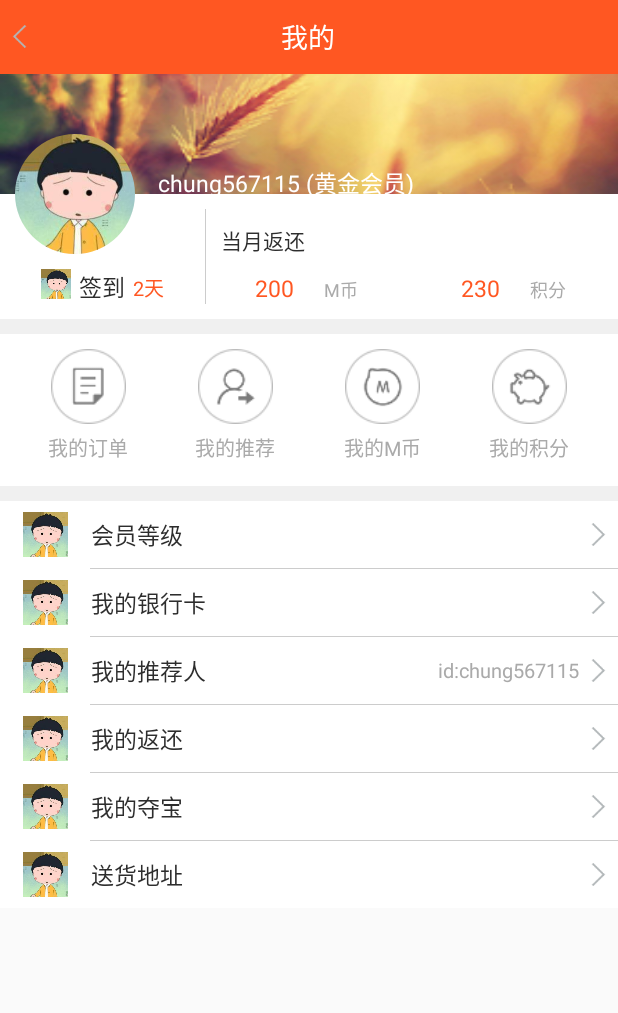
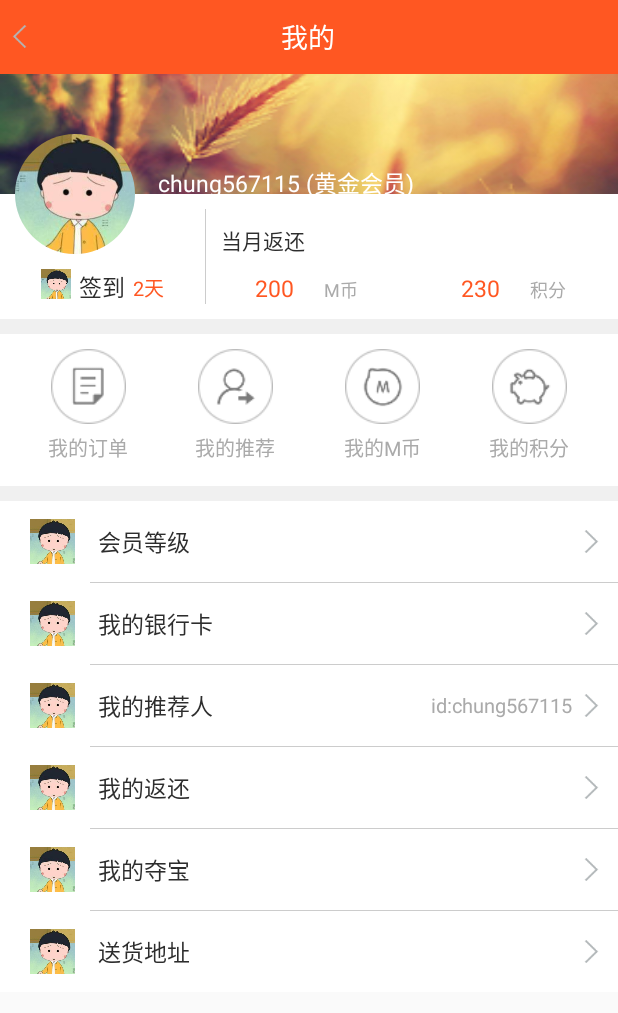
Before and after one commit to guojie1992/YiYuanDuoBao_Android, an Android app: the MineActivity screen opened directly, with no data from a screen before it, on a phone screen of 412 x 824 dp. Shown: the top 1013 px of the screen. Run offline under Robolectric (Android 15) with nearby library versions, the phone set to English and light mode, and no system bars; our stand-ins replace ButterKnife, CircleImageView; libraries missing offline, so code that uses them is left out: com.orhanobut.logger.

Commit message:
20160811 基础版

```diff
--- a/app/src/main/res/layout/activity_login.xml
+++ b/app/src/main/res/layout/activity_login.xml
@@ -15,7 +15,7 @@
     <LinearLayout
         android:layout_width="match_parent"
         android:layout_height="wrap_content"
-        android:layout_marginTop="@dimen/dp_10"
+        android:layout_marginTop="@dimen/dp_20"
         android:orientation="horizontal">
         <ImageView
             android:layout_width="wrap_content"
@@ -50,7 +50,7 @@
     <LinearLayout
         android:layout_width="match_parent"
         android:layout_height="wrap_content"
-        android:layout_marginTop="@dimen/dp_10"
+        android:layout_marginTop="@dimen/dp_20"
         android:orientation="horizontal">
         <ImageView
             android:layout_width="wrap_content"
@@ -85,7 +85,7 @@
         android:id="@+id/tv_forget_activity_login"
         android:layout_width="wrap_content"
         android:layout_height="wrap_content"
-        android:layout_marginTop="@dimen/dp_10"
+        android:layout_marginTop="@dimen/dp_20"
         android:layout_marginRight="@dimen/dp_10"
         android:layout_gravity="right"
         android:textSize="@dimen/dp_13"
--- a/app/src/main/res/layout/activity_mine.xml
+++ b/app/src/main/res/layout/activity_mine.xml
@@ -285,7 +285,7 @@
                     android:id="@+id/ll_level_activity_mine"
                     android:layout_width="match_parent"
                     android:layout_height="wrap_content"
-                    android:padding="@dimen/dp_5"
+                    android:padding="@dimen/dp_10"
                     android:orientation="horizontal"
                     android:background="@color/white">
                     <ImageView
@@ -333,7 +333,7 @@
                     android:id="@+id/ll_bank_activity_mine"
                     android:layout_width="match_parent"
                     android:layout_height="wrap_content"
-                    android:padding="@dimen/dp_5"
+                    android:padding="@dimen/dp_10"
                     android:orientation="horizontal"
                     android:background="@color/white">
                     <ImageView
@@ -381,7 +381,7 @@
                     android:id="@+id/ll_myrecommender_activity_mine"
                     android:layout_width="match_parent"
                     android:layout_height="wrap_content"
-                    android:padding="@dimen/dp_5"
+                    android:padding="@dimen/dp_10"
                     android:orientation="horizontal"
                     android:background="@color/white">
                     <ImageView
@@ -429,7 +429,7 @@
                     android:id="@+id/ll_myback_activity_mine"
                     android:layout_width="match_parent"
                     android:layout_height="wrap_content"
-                    android:padding="@dimen/dp_5"
+                    android:padding="@dimen/dp_10"
                     android:orientation="horizontal"
                     android:background="@color/white">
                     <ImageView
@@ -477,7 +477,7 @@
                     android:id="@+id/ll_mytreasure_activity_mine"
                     android:layout_width="match_parent"
                     android:layout_height="wrap_content"
-                    android:padding="@dimen/dp_5"
+                    android:padding="@dimen/dp_10"
                     android:orientation="horizontal"
                     android:background="@color/white">
                     <ImageView
@@ -525,7 +525,7 @@
                     android:id="@+id/ll_myaddr_activity_mine"
                     android:layout_width="match_parent"
                     android:layout_height="wrap_content"
-                    android:padding="@dimen/dp_5"
+                    android:padding="@dimen/dp_10"
                     android:orientation="horizontal"
                     android:background="@color/white">
                     <ImageView
--- a/app/src/main/res/layout/activity_register.xml
+++ b/app/src/main/res/layout/activity_register.xml
@@ -15,7 +15,7 @@
     <LinearLayout
         android:layout_width="match_parent"
         android:layout_height="wrap_content"
-        android:layout_marginTop="@dimen/dp_10"
+        android:layout_marginTop="@dimen/dp_20"
         android:orientation="horizontal">
         <ImageView
             android:layout_width="wrap_content"
@@ -50,7 +50,7 @@
     <LinearLayout
         android:layout_width="match_parent"
         android:layout_height="wrap_content"
-        android:layout_marginTop="@dimen/dp_10"
+        android:layout_marginTop="@dimen/dp_20"
         android:orientation="horizontal">
         <ImageView
             android:layout_width="wrap_content"
@@ -101,7 +101,7 @@
     <LinearLayout
         android:layout_width="match_parent"
         android:layout_height="wrap_content"
-        android:layout_marginTop="@dimen/dp_10"
+        android:layout_marginTop="@dimen/dp_20"
         android:orientation="horizontal">
         <ImageView
             android:layout_width="wrap_content"
--- a/app/src/main/res/layout/item_listview_historygifts_parent.xml
+++ b/app/src/main/res/layout/item_listview_historygifts_parent.xml
@@ -3,7 +3,8 @@
     xmlns:android="http://schemas.android.com/apk/res/android"
     android:orientation="horizontal"
     android:layout_width="match_parent"
-    android:layout_height="match_parent">
+    android:layout_height="match_parent"
+    android:padding="@dimen/dp_10">
 
     <TextView
         android:id="@+id/tv_item_listview_historygifts_parent"
```
Also changed, not shown: app/src/main/res/layout/activity_forget.xml (+4 -4 lines), app/src/main/res/layout/item_listview_mygifts.xml (+9 -13 lines).
